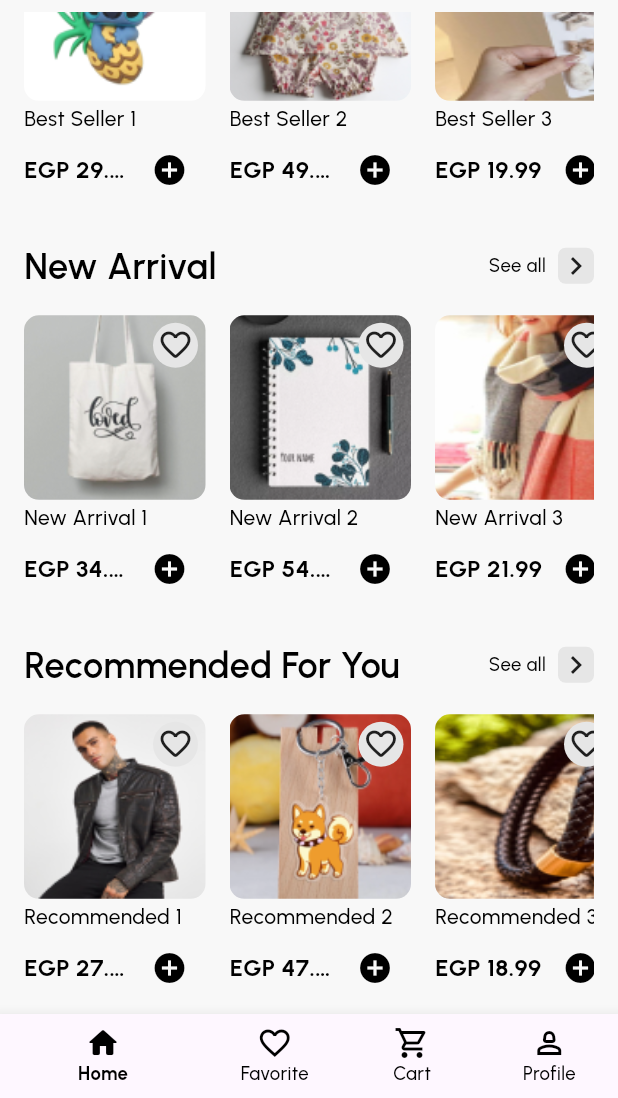
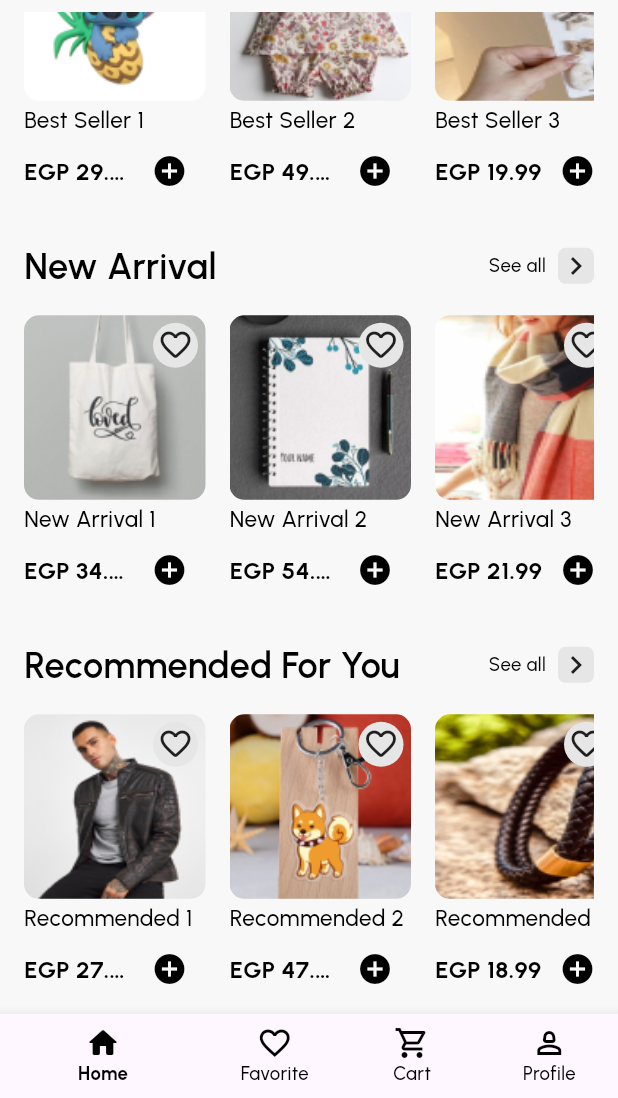
Before and after one commit to mahmoud-hassan1/Slash_info_intern_task, a Flutter app: the screen it shows after launch, scrolled down 460 dp, on a phone screen of 412 x 824 dp, the part 138-1236 px from its top. Run offline on Flutter 3.47's test engine with Material 3 defaults, Android fonts, the phone set to English and light mode, and no system bars; our stand-ins replace bloc, carousel_slider, device_preview, flutter_bloc, flutter_svg, google_fonts; project files that could hold a hidden picture were left out.

Commit message:
Fixing bug in product list view

```diff
--- a/lib/features/home/presentation/views/widgets/product_list_view.dart
+++ b/lib/features/home/presentation/views/widgets/product_list_view.dart
@@ -15,11 +15,12 @@ final List<Product>products;
 
       child: ListView.separated(
           scrollDirection: Axis.horizontal,
-          itemBuilder: (context, index) =>  ProductLIstViewItem(product:products[index]),
+          itemBuilder: (context, index) =>  ProductListViewItem(product:products[index]),
           separatorBuilder: (context, index) => const SizedBox(
                 width: 16,
               ),
           itemCount: products.length,),
+
     );
   }
 }
--- a/lib/features/home/presentation/views/widgets/product_list_view_item.dart
+++ b/lib/features/home/presentation/views/widgets/product_list_view_item.dart
@@ -3,8 +3,8 @@ import 'package:slash_info_task/core/utiles/colors.dart';
 import 'package:slash_info_task/core/utiles/fonts.dart';
 import 'package:slash_info_task/features/home/domain/entities/product_entity.dart';
 
-class ProductLIstViewItem extends StatelessWidget {
- const ProductLIstViewItem({
+class ProductListViewItem extends StatelessWidget {
+ const ProductListViewItem({
     super.key,
     required this.product,
   });
@@ -17,20 +17,16 @@ class ProductLIstViewItem extends StatelessWidget {
       child: Column(
         crossAxisAlignment: CrossAxisAlignment.start,
         children: [
-          SizedBox(
-            height: 123,
-            width: 121,
-            // ... existing code ...
-            child: ClipRRect(
+          ClipRRect(
               borderRadius: BorderRadius.circular(10),
               child: Stack(
                 children: [
                   SizedBox(
-                      height: 123, // Explicitly set height
-                      width: 121, // Explicitly set width
+                    height: 123,
+                    width: 121,
                     child: Image.asset(
                       product.image,
-                        fit: BoxFit.fill, // Ensure image fills the box
+                      fit: BoxFit.fill,
                     ),
                   ),
                   Positioned(
@@ -46,25 +42,27 @@ class ProductLIstViewItem extends StatelessWidget {
                   ),
                 ],
               )),
-          ),
           const SizedBox(
             height: 2,
           ),
           Text(
             product.name,
-            style: FontStyles.kSmallTextStyle(context).copyWith(fontSize: 14),
+            style: FontStyles.kSmallTextStyle(context).copyWith(fontSize: 15),
+            overflow: TextOverflow.ellipsis,
+            maxLines: 1,
           ),
           Row(
-            crossAxisAlignment:
-                CrossAxisAlignment.center,
+
             children: [
-              Expanded(
+              Flexible(
                 child: Text(
                   "EGP ${product.price}",
                   style: FontStyles.kMediumTextStyle(context).copyWith(fontSize: 16),
                   overflow:
                       TextOverflow.ellipsis,
+                  maxLines: 1,
                 ),
+
               ),
               IconButton(
                 icon: const Icon(Icons.add_circle, color: Colors.black,),
```
Lines whose indentation alone changed are shown as unchanged.
